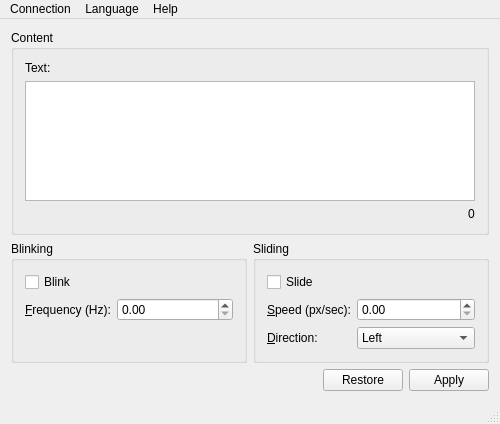
First picture: the form in panel.ui, repository TPI-2017/Panel, before the edit.
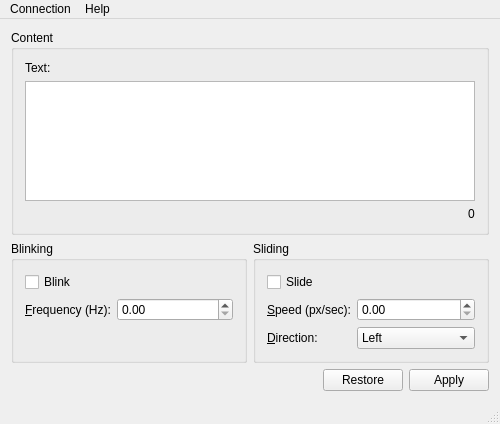
Second picture: the form after the edit.

Diff of the .ui file:
```diff
--- a/panel.ui
+++ b/panel.ui
@@ -176,7 +176,7 @@
      <x>0</x>
      <y>0</y>
      <width>500</width>
-     <height>19</height>
+     <height>21</height>
     </rect>
    </property>
    <widget class="QMenu" name="menuConnection">
@@ -186,14 +186,10 @@
     <addaction name="actionChange_configuration"/>
     <addaction name="actionChange_token"/>
     <addaction name="separator"/>
-    <addaction name="actionQuit"/>
-   </widget>
-   <widget class="QMenu" name="menuLanguage">
-    <property name="title">
-     <string>Language</string>
-    </property>
-    <addaction name="actionEspaniol"/>
-    <addaction name="actionEnglish"/>
+    <addaction name="changePasswordAction"/>
+    <addaction name="changeConfigAction"/>
+    <addaction name="separator"/>
+    <addaction name="quitAction"/>
    </widget>
    <widget class="QMenu" name="menuAbout">
     <property name="title">
@@ -202,7 +198,6 @@
     <addaction name="actionAbout"/>
    </widget>
    <addaction name="menuConnection"/>
-   <addaction name="menuLanguage"/>
    <addaction name="menuAbout"/>
   </widget>
   <widget class="QStatusBar" name="statusBar"/>
```
Left out of the diff: 48 changed lines with no effect on the pictures.
